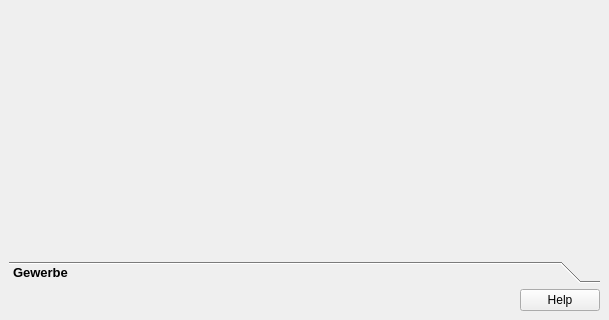
projektcheck/ProjektCheck-QGIS, file projektcheck/ui/ProjektCheck_dockwidget_analysis_01-BA.ui: the form before one commit; both pictures show x 0 to 609 and y 485 to 805 of the 609 by 805 pixel window.
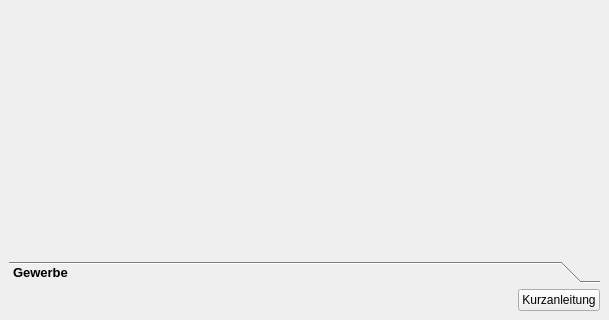
The form after the commit. Icons and pictures are not drawn.

Commit message: marginal icon-changes; help-button replaced by individual PushButton (in analysis and definitions dockwidgets) ... greetz

Patch:
```diff
--- a/projektcheck/ui/ProjektCheck_dockwidget_analysis_01-BA.ui
+++ b/projektcheck/ui/ProjektCheck_dockwidget_analysis_01-BA.ui
@@ -174,9 +174,36 @@
      </widget>
     </item>
     <item>
-     <widget class="QDialogButtonBox" name="buttonBox">
+     <layout class="QHBoxLayout" name="horizontalLayout">
+      <property name="leftMargin">
+       <number>0</number>
+      </property>
+      <property name="topMargin">
+       <number>0</number>
+      </property>
+      <property name="rightMargin">
+       <number>0</number>
+      </property>
+      <property name="bottomMargin">
+       <number>0</number>
+      </property>
+      <item>
+       <spacer name="horizontalSpacer_3">
+        <property name="orientation">
+         <enum>Qt::Horizontal</enum>
+        </property>
+        <property name="sizeHint" stdset="0">
+         <size>
+          <width>40</width>
+          <height>20</height>
+         </size>
+        </property>
+       </spacer>
+      </item>
+      <item>
+       <widget class="QPushButton" name="pushButton_3">
       <property name="sizePolicy">
-       <sizepolicy hsizetype="Expanding" vsizetype="Fixed">
+         <sizepolicy hsizetype="Fixed" vsizetype="Fixed">
         <horstretch>0</horstretch>
         <verstretch>0</verstretch>
        </sizepolicy>
@@ -184,10 +211,16 @@
       <property name="layoutDirection">
        <enum>Qt::LeftToRight</enum>
       </property>
-      <property name="standardButtons">
-       <set>QDialogButtonBox::Help</set>
-      </property>
-     </widget>
+        <property name="text">
+         <string>Kurzanleitung</string>
+        </property>
+        <property name="icon">
+         <iconset>
+          <normaloff>../../images/iconset_mob/20190619_iconset_mob_info_2.png</normaloff>../../images/iconset_mob/20190619_iconset_mob_info_2.png</iconset>
+        </property>
+       </widget>
+      </item>
+     </layout>
     </item>
    </layout>
   </widget>
```
Left out of the diff: 2 changed lines with no effect on the pictures. Lines whose indentation alone changed are shown as unchanged. The commit also changes 15 other files.
